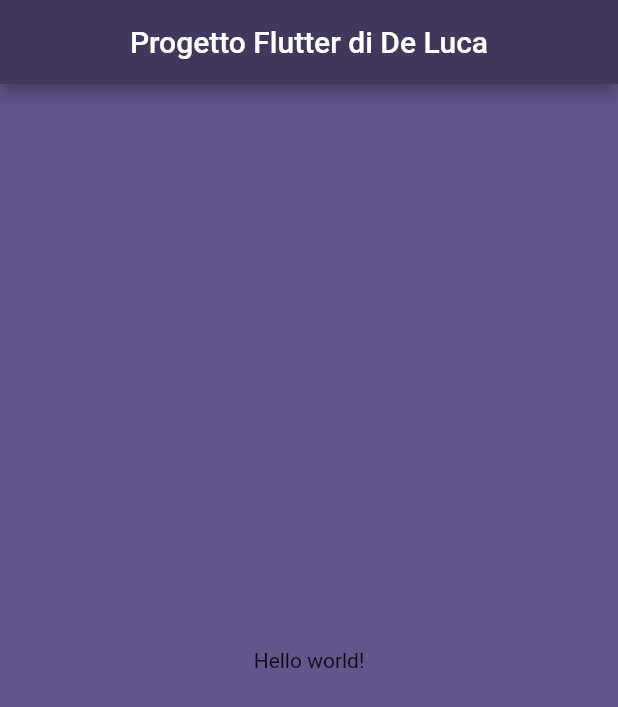
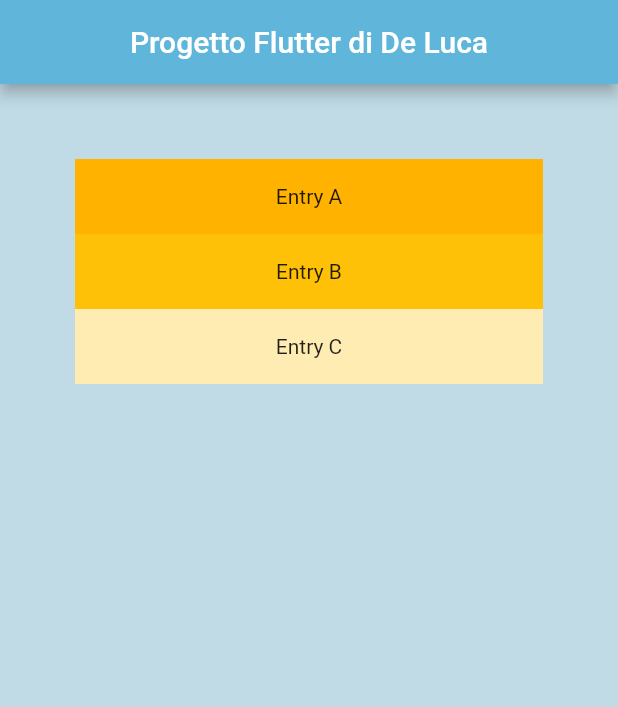
Before and after one commit to Ducasx/project_flutter_app, a Flutter app: the screen it shows after launch, on a phone screen of 412 x 824 dp. Shown: the top 707 px of the screen. Run offline on Flutter 3.47's test engine with Material 2 defaults, Android fonts, the phone set to English and light mode, and no system bars.

Commit message:
changed main page content to ListView

```diff
--- a/lib/main.dart
+++ b/lib/main.dart
@@ -6,8 +6,8 @@ class MyApp extends StatelessWidget {
   const MyApp({super.key});
 
   static const String _title = 'De Lucas App';
-  static const Color _bgColor = Color.fromARGB(255, 99, 84, 139);
-  static const Color _bgDarkerColor = Color.fromARGB(255, 66, 56, 92);
+  static const Color _bgColor = Color.fromARGB(255, 193, 219, 230);
+  static const Color _bgDarkerColor = Color.fromARGB(255, 95, 181, 218);
 
   @override
   Widget build(BuildContext context) {
@@ -21,8 +21,25 @@ class MyApp extends StatelessWidget {
           backgroundColor: _bgDarkerColor,
           centerTitle: true,
         ),
-        body: const Center(
-          child: Text('Hello world!'),
+        body: ListView(
+          padding: const EdgeInsets.all(50),
+          children: <Widget>[
+            Container(
+              height: 50,
+              color: Colors.amber[600],
+              child: const Center(child: Text('Entry A')),
+            ),
+            Container(
+              height: 50,
+              color: Colors.amber[500],
+              child: const Center(child: Text('Entry B')),
+            ),
+            Container(
+              height: 50,
+              color: Colors.amber[100],
+              child: const Center(child: Text('Entry C')),
+            ),
+          ],
         ),
       ),
     );
```
